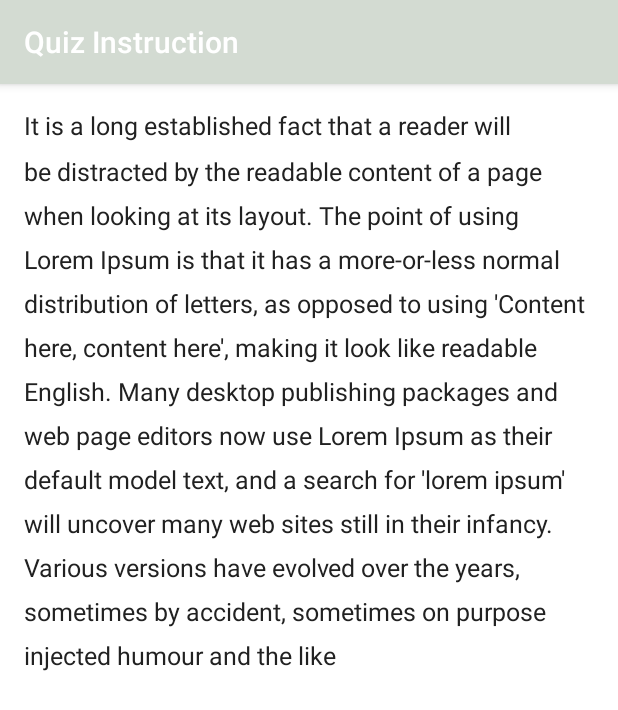
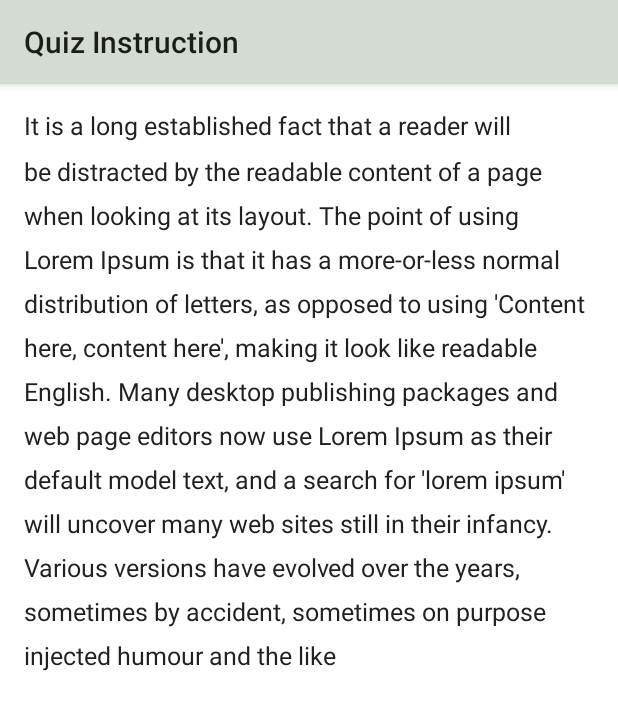
Before and after one commit to Bowen35/MyLifeBalance1.1, an Android app: the QuizInstructionActivity screen opened directly, with no data from a screen before it, on a phone screen of 412 x 824 dp. Shown: the top 710 px of the screen. Run offline under Robolectric (Android 15) with nearby library versions, the phone set to English and light mode, and no system bars; our stand-ins replace sdp/ssp sizes.

Commit message:
Can only get the action bar text to black

```diff
--- a/app/src/main/res/values/styles.xml
+++ b/app/src/main/res/values/styles.xml
@@ -1,11 +1,23 @@
 <resources>
 
     <!-- Base application theme. -->
-    <style name="AppTheme" parent="Theme.AppCompat.Light.DarkActionBar">
+    <style name="AppTheme" parent="Theme.AppCompat.Light">
         <!-- Customize your theme here. -->
         <item name="colorPrimary">@color/colorPrimary</item>
         <item name="colorPrimaryDark">@color/colorPrimaryDark</item>
         <item name="colorAccent">@color/colorAccent</item>
     </style>
+    <!--<style name="MyTheme" parent="@android:style/Theme.Holo.Light">-->
+        <!--<item name="android:actionBarStyle">@style/MyTheme.ActionBarStyle</item>-->
+    <!--</style>-->
+
+    <!--<style name="MyTheme.ActionBarStyle" parent="@android:style/Widget.Holo.Light.ActionBar">-->
+        <!--<item name="android:titleTextStyle">@style/MyTheme.ActionBar.TitleTextStyle</item>-->
+    <!--</style>-->
+
+    <!--<style name="MyTheme.ActionBar.TitleTextStyle" parent="@android:style/TextAppearance.Holo.Widget.ActionBar.Title">-->
+        <!--<item name="android:textColor">@color/colorPrimaryDark</item>-->
+    <!--</style>-->
+
 
 </resources>
```
